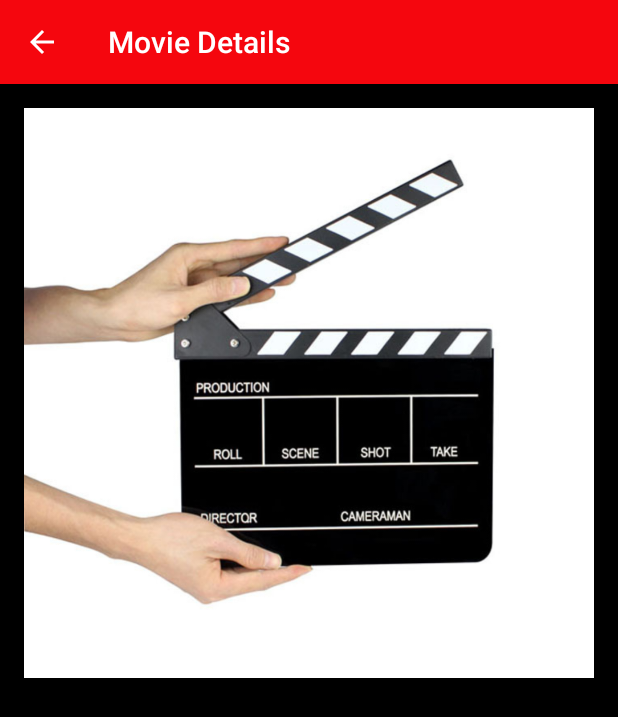
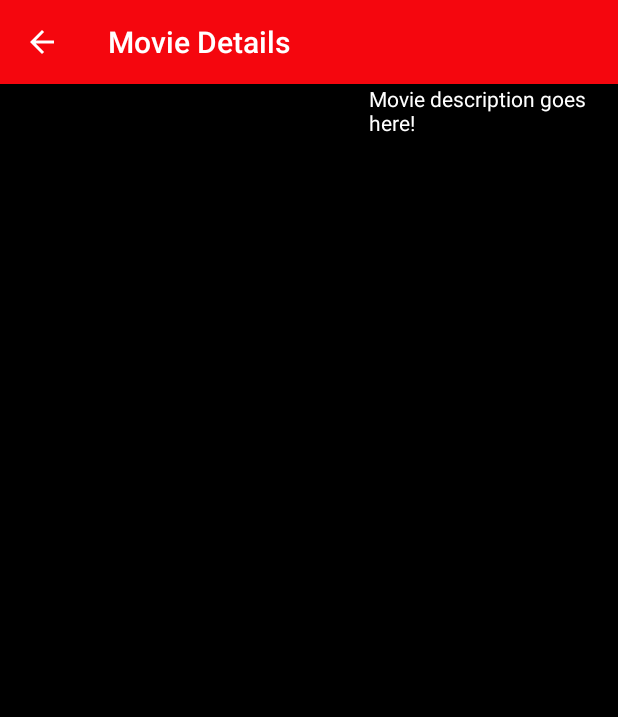
Before and after one commit to deemoun/nd-popular-movies, an Android app: the DetailActivity screen opened directly, with no data from a screen before it, on a phone screen of 412 x 824 dp. Shown: the top 717 px of the screen. Run offline under Robolectric (Android 15) with nearby library versions, the phone set to English and light mode, and no system bars; pictures from the network do not load.

Commit message:
Adding DetailActivity to DetailActivityFragment interaction and other improvements

```diff
--- a/app/src/main/java/dyarygin/com/popularmovies/DetailActivity.java
+++ b/app/src/main/java/dyarygin/com/popularmovies/DetailActivity.java
@@ -7,7 +7,7 @@ import android.support.v7.widget.Toolbar;
 
 public class DetailActivity extends AppCompatActivity {
 
-    private Bundle bundle = new Bundle();
+    public Intent intent;
 
     @Override
     protected void onCreate(Bundle savedInstanceState) {
@@ -16,23 +16,14 @@ public class DetailActivity extends AppCompatActivity {
         Toolbar toolbar = (Toolbar) findViewById(R.id.toolbar);
         setSupportActionBar(toolbar);
 
-        Intent intent = getIntent();
-        String movieImage = intent.getStringExtra(MainActivityFragment.EXTRA_MOVIEURL);
-
-        DetailActivityFragment fragobj = new DetailActivityFragment();
-        bundle.putString("message", movieImage);
-            // set Fragmentclass Arguments
-        fragobj.setArguments(bundle);
-
-
         getSupportActionBar().setDisplayHomeAsUpEnabled(true);
 
     }
 
-//    public String getDataString() {
-//        Intent intent = getIntent();
-//        String movieImage = intent.getStringExtra(MainActivityFragment.EXTRA_MOVIEURL);
-//        return movieImage;
-//    }
+    public String getMovieImage() {
+        intent = getIntent();
+        String movieImage = intent.getStringExtra(MainActivityFragment.EXTRA_MOVIEURL);
+        return movieImage;
+    }
 
 }
--- a/app/src/main/java/dyarygin/com/popularmovies/DetailActivityFragment.java
+++ b/app/src/main/java/dyarygin/com/popularmovies/DetailActivityFragment.java
@@ -17,8 +17,11 @@ public class DetailActivityFragment extends Fragment {
     public DetailActivityFragment() {
     }
 
-    Bundle bundle;
-    String myValue;
+    @Override
+    public void onCreate(Bundle savedInstanceState) {
+        super.onCreate(savedInstanceState);
+
+    }
 
     @Override
     public View onCreateView(LayoutInflater inflater, ViewGroup container,
@@ -26,18 +29,19 @@ public class DetailActivityFragment extends Fragment {
         View view = inflater.inflate(R.layout.fragment_detail, container, false);
         ImageView imageView = (ImageView) view.findViewById(R.id.imageView);
 
+        DetailActivity detailActivity = (DetailActivity) getActivity();
+        String movieImage = detailActivity.getMovieImage();
+
         Picasso.with(getContext())
-                .load(R.drawable.movie_image)
+                .load(movieImage)
                         //TODO: Add placeholder and error resources
                         // .placeholder(R.drawable.)
                         //.error(R.drawable.)
-                .noFade().resize(1000,1000)
+                .noFade().resize(400,500)
                 .centerCrop()
                 .into(imageView);
         imageView.setAdjustViewBounds(true);
-//
-//        Toast.makeText(getContext(), "From Activity: " + myValue,
-//                Toast.LENGTH_SHORT).show();
+
 
         return view;
     }
@@ -45,8 +49,15 @@ public class DetailActivityFragment extends Fragment {
     @Override
     public void onStart() {
         super.onStart();
-//        bundle = getArguments();
-//        myValue = this.bundle.getString("message");
-//        Log.e("VALUE IS:", myValue);
+    }
+
+    @Override
+    public void onResume() {
+        super.onResume();
+    }
+
+    @Override
+    public void onPause() {
+        super.onPause();
     }
 }
--- a/app/src/main/java/dyarygin/com/popularmovies/MainActivity.java
+++ b/app/src/main/java/dyarygin/com/popularmovies/MainActivity.java
@@ -3,6 +3,7 @@ package dyarygin.com.popularmovies;
 import android.os.Bundle;
 import android.support.v7.app.AppCompatActivity;
 import android.support.v7.widget.Toolbar;
+import android.util.Log;
 import android.view.Menu;
 import android.view.MenuItem;
 
@@ -18,7 +19,11 @@ public class MainActivity extends AppCompatActivity {
 
     @Override
     public boolean onCreateOptionsMenu(Menu menu) {
-        getMenuInflater().inflate(R.menu.menu_main, menu);
+        if (Config.SHOW_MAIN_ACTIVITY_MENU) {
+            getMenuInflater().inflate(R.menu.menu_main, menu);
+        } else {
+            Log.v("Log", "Main menu is disabled");
+        }
         return true;
     }
 
--- a/app/src/main/java/dyarygin/com/popularmovies/MainActivityFragment.java
+++ b/app/src/main/java/dyarygin/com/popularmovies/MainActivityFragment.java
@@ -39,7 +39,6 @@ public class MainActivityFragment extends Fragment {
     public void onCreate(Bundle savedInstanceState) {
         super.onCreate(savedInstanceState);
         setHasOptionsMenu(true);
-        updateMovies("popularity.desc","w185");
     }
 
     @Override
@@ -49,22 +48,21 @@ public class MainActivityFragment extends Fragment {
 
     @Override
     public boolean onOptionsItemSelected(MenuItem item) {
-        // Handle action bar item clicks here. The action bar will
-        // automatically handle clicks on the Home/Up button, so long
-        // as you specify a parent activity in AndroidManifest.xml.
         int id = item.getItemId();
-        if (id == R.id.show_most_popular) {
-            updateMovies("popularity.desc", "w185");
-        } else if (id == R.id.show_highest_rated) {
-            updateMovies("vote_count.desc", "w185");
-        };
+
+        switch (id) {
+            case R.id.show_most_popular: updateMovies("popularity.desc", "w185");
+                break;
+            case R.id.show_highest_rated: updateMovies("vote_count.desc", "w185");
+                break;
+        }
         return super.onOptionsItemSelected(item);
     }
 
     @Override
     public View onCreateView(LayoutInflater inflater, ViewGroup container,
                              Bundle savedInstanceState) {
-
+        updateMovies("popularity.desc","w185");
         return inflater.inflate(R.layout.fragment_main, container, false);
     }
 
@@ -106,6 +104,7 @@ public class MainActivityFragment extends Fragment {
                 String movieId = movieTitle.getString("id");
 
                 resultStr[i] = ImageBaseUrl + movieImageValue;
+                System.out.println("Movie ID is " + movieId);
             }
             return resultStr;
         }
@@ -206,6 +205,9 @@ public class MainActivityFragment extends Fragment {
                 }
                 final String[] strarray = movieArrayList.toArray(new String[result.length]);
                 ImageAdapter imageAdapter =  new ImageAdapter(getActivity(), strarray);
+
+                // Setting the Adapter and onCick listener on it
+
                 gridview.setAdapter(imageAdapter);
 
                 gridview.setOnItemClickListener(new AdapterView.OnItemClickListener() {
--- a/app/src/main/res/layout/fragment_detail.xml
+++ b/app/src/main/res/layout/fragment_detail.xml
@@ -1,16 +1,43 @@
-<RelativeLayout xmlns:android="http://schemas.android.com/apk/res/android"
-    xmlns:tools="http://schemas.android.com/tools" android:layout_width="match_parent"
-    android:layout_height="match_parent" android:paddingLeft="@dimen/activity_horizontal_margin"
-    android:paddingRight="@dimen/activity_horizontal_margin"
-    android:paddingTop="@dimen/activity_vertical_margin"
-    android:paddingBottom="@dimen/activity_vertical_margin" tools:showIn="@layout/activity_detail"
+<?xml version="1.0" encoding="utf-8"?>
+<LinearLayout xmlns:android="http://schemas.android.com/apk/res/android"
+    xmlns:tools="http://schemas.android.com/tools"
+    android:orientation="horizontal"
+    android:layout_width="match_parent"
+    android:layout_height="match_parent"
+    android:layout_gravity="top"
     android:background="@color/backgroundColor"
     tools:context="dyarygin.com.popularmovies.DetailActivityFragment">
 
     <ImageView
+        android:id="@+id/imageView"
+        android:layout_width="250dp"
+        android:layout_height="250dp"
+        android:layout_gravity="left"
+        android:layout_weight="1"
+        />
+    <TextView
         android:layout_width="wrap_content"
         android:layout_height="wrap_content"
-        android:id="@+id/imageView"
-        android:layout_alignParentTop="true"
-        android:layout_alignParentStart="true"/>
-</RelativeLayout>
+        android:text="Movie description goes here!"
+        android:layout_gravity="right"
+        android:textColor="#FFFF"
+        android:layout_weight="3"
+        />
+</LinearLayout>
+
+
+    <!--<RelativeLayout xmlns:android="http://schemas.android.com/apk/res/android"-->
+    <!--xmlns:tools="http://schemas.android.com/tools" android:layout_width="match_parent"-->
+    <!--android:layout_height="match_parent" android:paddingLeft="@dimen/activity_horizontal_margin"-->
+    <!--android:paddingRight="@dimen/activity_horizontal_margin"-->
+    <!--android:paddingTop="@dimen/activity_vertical_margin"-->
+    <!--android:paddingBottom="@dimen/activity_vertical_margin" tools:showIn="@layout/activity_detail"-->
+    <!--android:background="@color/backgroundColor"-->
+    <!--tools:context="dyarygin.com.popularmovies.DetailActivityFragment">-->
+    <!--<ImageView-->
+    <!--android:layout_width="wrap_content"-->
+    <!--android:layout_height="wrap_content"-->
+    <!--android:id="@+id/imageView"-->
+    <!--android:layout_alignParentTop="true"-->
+    <!--android:layout_alignParentStart="true" />-->
+    <!--</RelativeLayout>-->
--- a/app/src/main/res/menu/menu_main_fragment.xml
+++ b/app/src/main/res/menu/menu_main_fragment.xml
@@ -2,7 +2,7 @@
 <menu xmlns:android="http://schemas.android.com/apk/res/android"
     xmlns:app="http://schemas.android.com/apk/res-auto"
     xmlns:tools="http://schemas.android.com/tools" tools:context=".MainActivityFragment">
-    <item android:id="@+id/sort_by" android:title="SORT BY"
+    <item android:id="@+id/sort_by" android:title="@string/sort_by"
         android:orderInCategory="10" app:showAsAction="always"
         android:icon="@drawable/sortby_icon">
     <menu xmlns:android="http://schemas.android.com/apk/res/android"
--- a/app/src/main/res/values/strings.xml
+++ b/app/src/main/res/values/strings.xml
@@ -4,4 +4,5 @@
     <string name="most_popular">Most popular</string>
     <string name="highest_rated">Highest rated</string>
     <string name="title_activity_detail">Movie Details</string>
+    <string name="sort_by">SORT BY</string>
 </resources>
```
Also changed, not shown: 1 other file.
